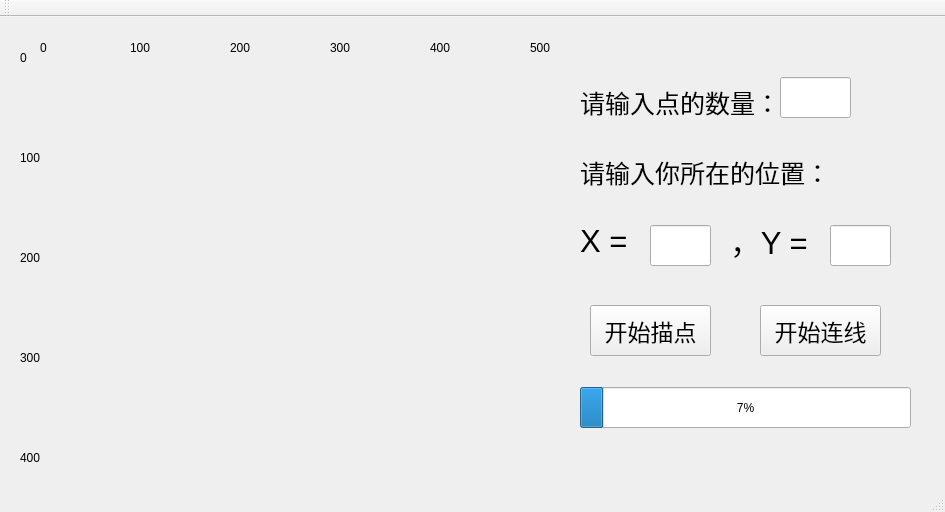
This is mainwindow.ui in Arsener/tsp as Qt 5 draws it before an edit. The edited form follows.
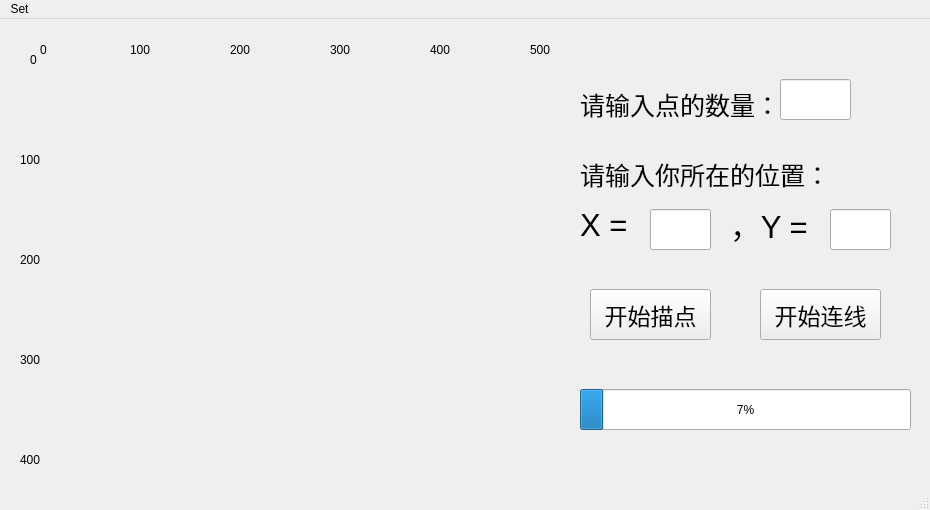
This is the edited form. Custom widgets are drawn as their Qt base class.

The edit to the form file:
```diff
--- a/mainwindow.ui
+++ b/mainwindow.ui
@@ -6,10 +6,22 @@
    <rect>
     <x>0</x>
     <y>0</y>
-    <width>945</width>
-    <height>512</height>
+    <width>930</width>
+    <height>510</height>
    </rect>
   </property>
+  <property name="minimumSize">
+   <size>
+    <width>930</width>
+    <height>510</height>
+   </size>
+  </property>
+  <property name="maximumSize">
+   <size>
+    <width>930</width>
+    <height>510</height>
+   </size>
+  </property>
   <property name="windowTitle">
    <string>MainWindow</string>
   </property>
@@ -55,7 +67,7 @@
     <property name="geometry">
      <rect>
       <x>590</x>
-      <y>288</y>
+      <y>270</y>
       <width>121</width>
       <height>51</height>
      </rect>
@@ -73,7 +85,7 @@
     <property name="geometry">
      <rect>
       <x>760</x>
-      <y>288</y>
+      <y>270</y>
       <width>121</width>
       <height>51</height>
      </rect>
@@ -92,7 +104,7 @@
      <rect>
       <x>40</x>
       <y>20</y>
-      <width>31</width>
+      <width>16</width>
       <height>21</height>
      </rect>
     </property>
@@ -155,9 +167,9 @@
    <widget class="QLabel" name="label_6">
     <property name="geometry">
      <rect>
-      <x>20</x>
+      <x>30</x>
       <y>30</y>
-      <width>20</width>
+      <width>16</width>
       <height>21</height>
      </rect>
     </property>
@@ -244,7 +256,7 @@
     <property name="geometry">
      <rect>
       <x>650</x>
-      <y>208</y>
+      <y>190</y>
       <width>61</width>
       <height>41</height>
      </rect>
@@ -259,7 +271,7 @@
     <property name="geometry">
      <rect>
       <x>580</x>
-      <y>198</y>
+      <y>180</y>
       <width>51</width>
       <height>51</height>
      </rect>
@@ -277,7 +289,7 @@
     <property name="geometry">
      <rect>
       <x>730</x>
-      <y>198</y>
+      <y>180</y>
       <width>81</width>
       <height>51</height>
      </rect>
@@ -295,7 +307,7 @@
     <property name="geometry">
      <rect>
       <x>830</x>
-      <y>208</y>
+      <y>190</y>
       <width>61</width>
       <height>41</height>
      </rect>
@@ -349,25 +361,35 @@
     </property>
    </widget>
   </widget>
+  <widget class="QStatusBar" name="statusBar"/>
   <widget class="QMenuBar" name="menuBar">
    <property name="geometry">
     <rect>
      <x>0</x>
      <y>0</y>
-     <width>945</width>
+     <width>930</width>
      <height>23</height>
     </rect>
    </property>
+   <widget class="QMenu" name="menu">
+    <property name="title">
+     <string>Set</string>
+    </property>
+    <addaction name="setColorAction"/>
+    <addaction name="setFileAction"/>
+   </widget>
+   <addaction name="menu"/>
   </widget>
-  <widget class="QToolBar" name="mainToolBar">
-   <attribute name="toolBarArea">
-    <enum>TopToolBarArea</enum>
-   </attribute>
-   <attribute name="toolBarBreak">
-    <bool>false</bool>
-   </attribute>
-  </widget>
-  <widget class="QStatusBar" name="statusBar"/>
+  <action name="setColorAction">
+   <property name="text">
+    <string>Set Color</string>
+   </property>
+  </action>
+  <action name="setFileAction">
+   <property name="text">
+    <string>Set File Directory</string>
+   </property>
+  </action>
  </widget>
  <layoutdefault spacing="6" margin="11"/>
  <customwidgets>
```
